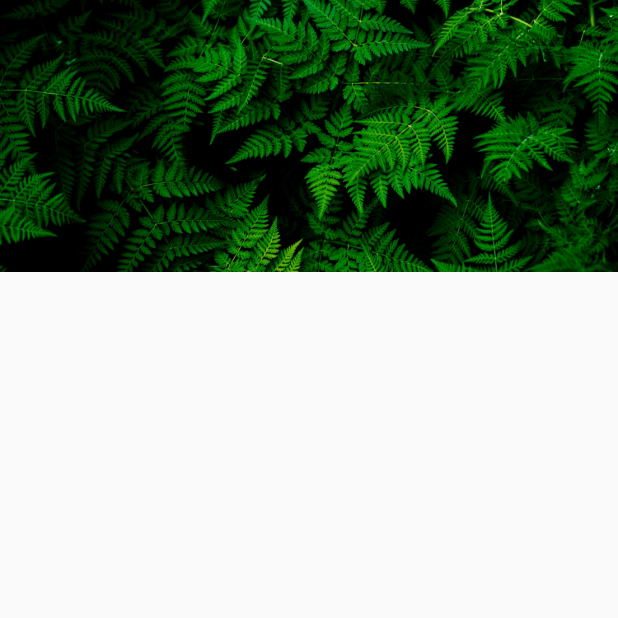
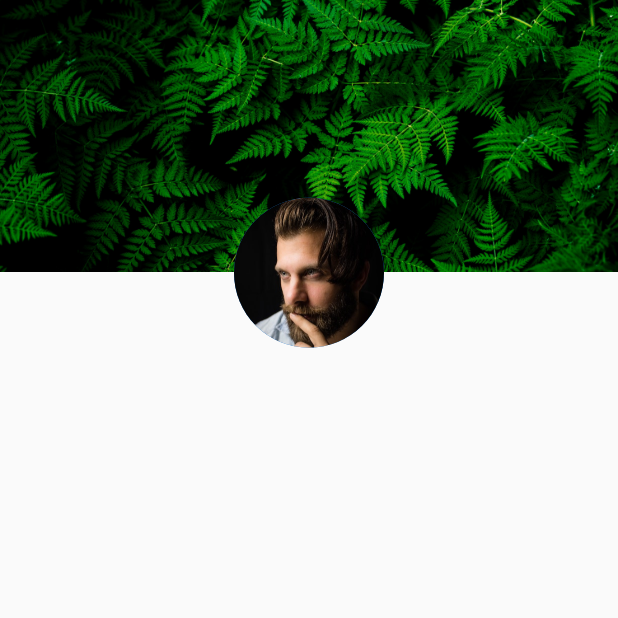
Before and after one commit to emilio-kariuki/ville, a Flutter app: the Accounts screen opened directly, on a phone screen of 412 x 824 dp, the top half of it. Run offline on Flutter 3.47's test engine with Material 2 defaults, Android fonts, the phone set to English and light mode, and no system bars; our stand-ins replace curved_navigation_bar, geolocator, google_fonts, google_maps_flutter, introduction_screen; missing offline and left inert: colorful_safe_area, location_permissions.

Commit message:
February 26, 2022 11:54 PM

```diff
--- a/lib/Screens/accounts.dart
+++ b/lib/Screens/accounts.dart
@@ -32,6 +32,15 @@ class _AccountsState extends State<Accounts> {
               decoration: BoxDecoration(
                 image: DecorationImage(image: AssetImage("assets/images/plant.jpg"),fit:BoxFit.cover)
               ),
+            ),
+            Positioned(
+              top: size.height * 0.16,
+              child: Container(
+                child: CircleAvatar(
+                  backgroundImage: AssetImage('assets/images/profile.jpg'),
+                  radius: 50,
+                ),
+              )
             )
           ],
         )
```
